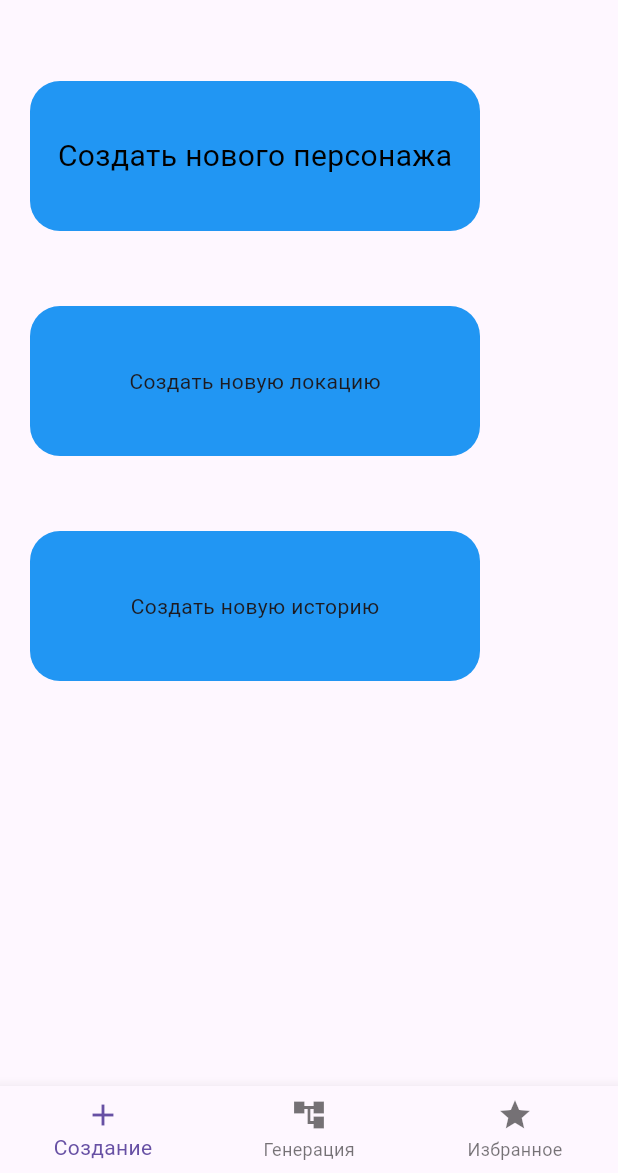
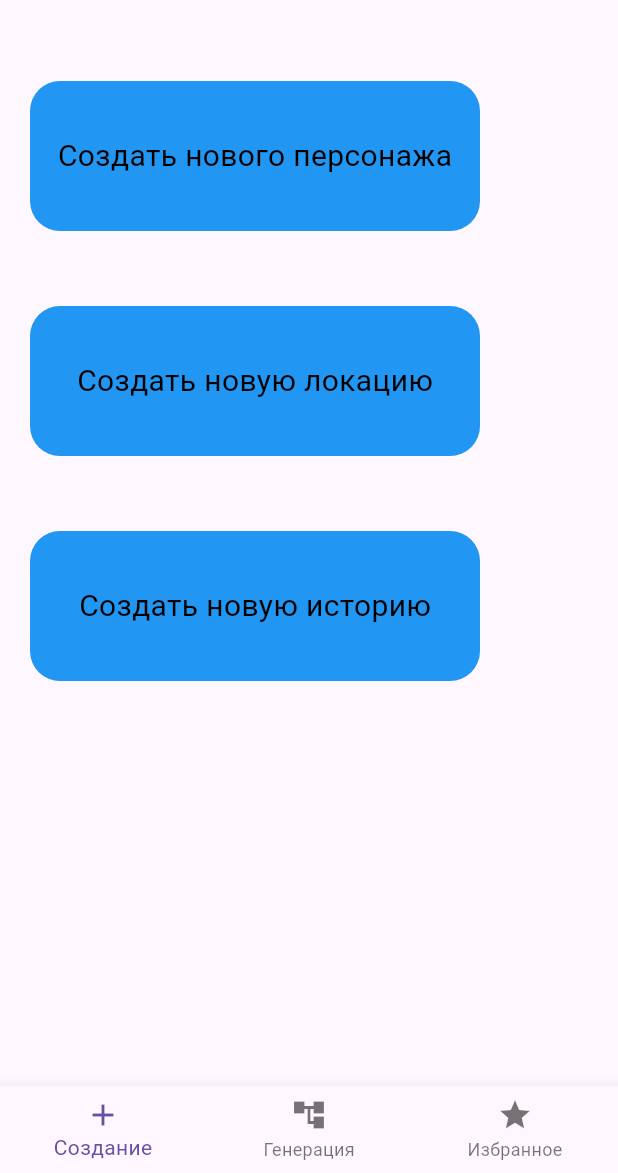
Before and after one commit to NikitaKolpakov27/flutter_app, a Flutter app: the AddMenu screen opened directly, on a phone screen of 412 x 824 dp, the part 63-1236 px from its top. Run offline on Flutter 3.47's test engine with Material 3 defaults, Android fonts, the phone set to English and light mode, and no system bars.

Commit message:
Settings.dart added and reworked2

```diff
--- a/lib/main.dart
+++ b/lib/main.dart
@@ -211,7 +211,7 @@ class _AddMenu extends State<AddMenu> {
   String _password = '';
   String _email = '';
 
-  TextStyle _sizeTextBlack = const TextStyle(fontSize: 20.0, color: Colors.black);
+  TextStyle _current_style = const TextStyle(fontSize: 20.0, color: Colors.black);
   final _sizeTitleDrawer = const TextStyle(fontSize: 30.0, fontStyle: FontStyle.italic, color: Colors.lightBlue);
 
   // AddMenu(String name, String email, String password) {
@@ -385,7 +385,7 @@ class _AddMenu extends State<AddMenu> {
                           ),
                         );
                         setState(() {
-                          _sizeTextBlack = custom_style;
+                          _current_style = custom_style;
                         });
                       },
                       child: SizedBox(
@@ -440,7 +440,7 @@ class _AddMenu extends State<AddMenu> {
                           height: 100,
                           width: 300,
                           margin: const EdgeInsets.all(20),
-                          child: Center(child: Text('Создать нового персонажа', style: _sizeTextBlack,),),
+                          child: Center(child: Text('Создать нового персонажа', style: _current_style,),),
                         ),
                       ],
                     ),
@@ -469,7 +469,7 @@ class _AddMenu extends State<AddMenu> {
                             color: Colors.blue,
                           ),
                           margin: const EdgeInsets.all(20),
-                          child: const Center(child: Text('Создать новую локацию'),),
+                          child: Center(child: Text('Создать новую локацию', style: _current_style,),),
                         ),
                       ],
                     ),
@@ -498,7 +498,7 @@ class _AddMenu extends State<AddMenu> {
                             color: Colors.blue,
                           ),
                           margin: const EdgeInsets.all(20),
-                          child: const Center(child: Text('Создать новую историю'),),
+                          child: Center(child: Text('Создать новую историю', style: _current_style,),),
                         ),
                       ],
                     ),
```
